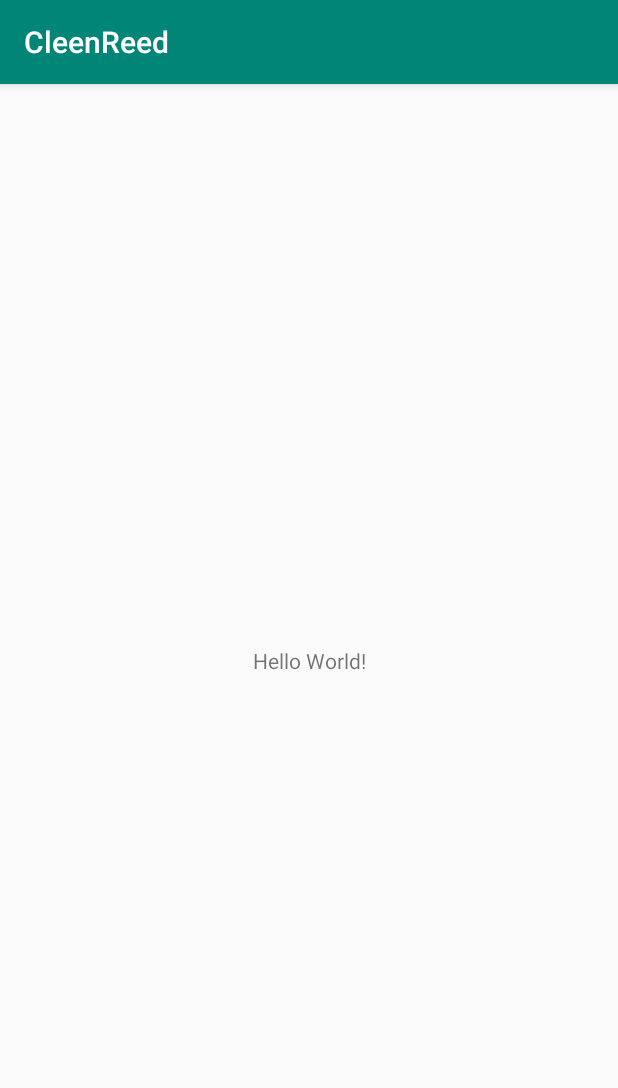
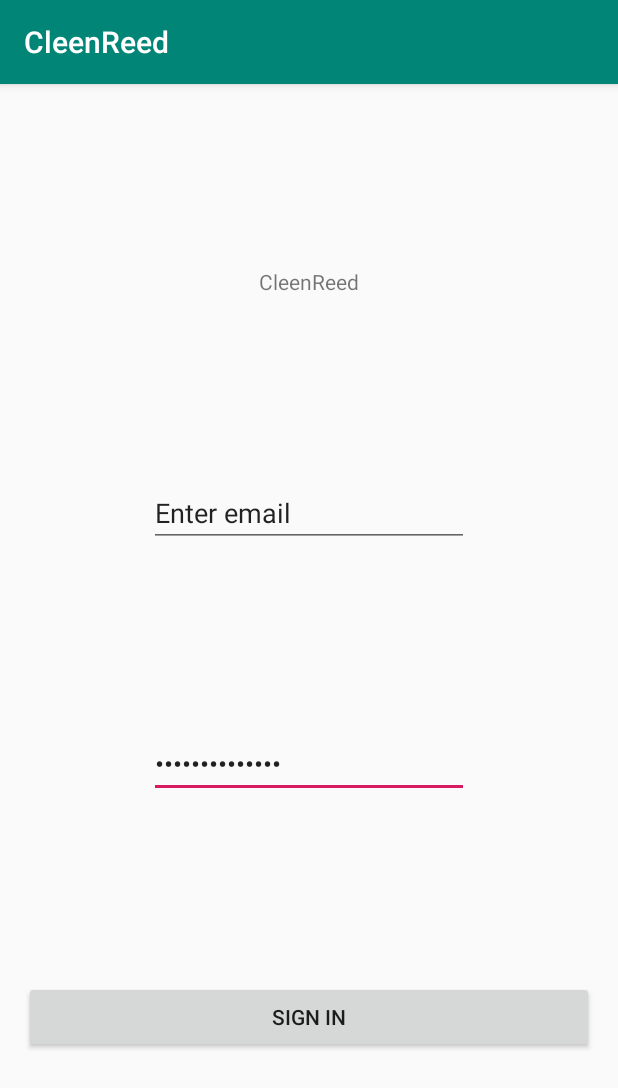
Before and after one commit to ilopez64/CleenReed, an Android app: the screen it shows after launch (MainActivity), on a phone screen of 412 x 824 dp. Shown: the top 1088 px of the screen. Run offline under Robolectric (Android 15) with nearby library versions, the light colour scheme and no system bars; our stand-ins replace Firebase (no records; nobody signed in at launch, a user with empty details on screens opened directly); 1 statement that could not run was skipped.

Commit message:
Added email/password textfields and sign in button

```diff
--- a/app/build.gradle
+++ b/app/build.gradle
@@ -1,4 +1,5 @@
 apply plugin: 'com.android.application'
+apply plugin: 'com.google.gms.google-services'
 
 android {
     compileSdkVersion 28
@@ -20,8 +21,11 @@ android {
 
 dependencies {
     implementation fileTree(dir: 'libs', include: ['*.jar'])
+    //noinspection GradleCompatible
     implementation 'com.android.support:appcompat-v7:28.0.0'
     implementation 'com.android.support.constraint:constraint-layout:1.1.3'
+    implementation 'com.google.firebase:firebase-auth:16.2.0'
+    implementation 'com.google.android.gms:play-services-auth:16.0.1'
     testImplementation 'junit:junit:4.12'
     androidTestImplementation 'com.android.support.test:runner:1.0.2'
     androidTestImplementation 'com.android.support.test.espresso:espresso-core:3.0.2'
--- a/app/src/main/java/com/team5/cleenreed/MainActivity.java
+++ b/app/src/main/java/com/team5/cleenreed/MainActivity.java
@@ -2,12 +2,33 @@ package com.team5.cleenreed;
 
 import android.support.v7.app.AppCompatActivity;
 import android.os.Bundle;
+import android.view.View;
+
+import com.google.firebase.auth.FirebaseAuth;
+import com.google.firebase.auth.FirebaseUser;
 
 public class MainActivity extends AppCompatActivity {
+
+    private FirebaseAuth mAuth;
 
     @Override
     protected void onCreate(Bundle savedInstanceState) {
         super.onCreate(savedInstanceState);
         setContentView(R.layout.activity_main);
+        mAuth = FirebaseAuth.getInstance();
     }
+
+    @Override
+    protected void onStart() {
+        super.onStart();
+        FirebaseUser currentUser = mAuth.getCurrentUser();
+        updateUI(currentUser);
+
+    }
+
+    public void signIn(View view){
+
+    }
+
+
 }
--- a/app/src/main/res/layout/activity_main.xml
+++ b/app/src/main/res/layout/activity_main.xml
@@ -6,13 +6,64 @@
     android:layout_height="match_parent"
     tools:context=".MainActivity">
 
-    <TextView
+    <Button
+        android:id="@+id/button"
+        android:layout_width="0dp"
+        android:layout_height="wrap_content"
+        android:layout_marginStart="16dp"
+        android:layout_marginLeft="16dp"
+        android:layout_marginEnd="16dp"
+        android:layout_marginRight="16dp"
+        android:onClick="signIn"
+        android:text="@string/button_send"
+        app:layout_constraintBottom_toBottomOf="parent"
+        app:layout_constraintEnd_toEndOf="parent"
+        app:layout_constraintStart_toStartOf="parent"
+        app:layout_constraintTop_toBottomOf="@+id/editText" />
+
+    <EditText
+        android:id="@+id/editText"
         android:layout_width="wrap_content"
         android:layout_height="wrap_content"
-        android:text="Hello World!"
-        app:layout_constraintBottom_toBottomOf="parent"
-        app:layout_constraintLeft_toLeftOf="parent"
-        app:layout_constraintRight_toRightOf="parent"
+        android:layout_marginStart="16dp"
+        android:layout_marginLeft="16dp"
+        android:layout_marginEnd="16dp"
+        android:layout_marginRight="16dp"
+        android:ems="10"
+        android:inputType="textPassword"
+        android:text="@string/edit_password"
+        app:layout_constraintBottom_toTopOf="@+id/button"
+        app:layout_constraintEnd_toEndOf="parent"
+        app:layout_constraintStart_toStartOf="parent"
+        app:layout_constraintTop_toBottomOf="@+id/editText2" />
+
+    <EditText
+        android:id="@+id/editText2"
+        android:layout_width="wrap_content"
+        android:layout_height="wrap_content"
+        android:layout_marginStart="16dp"
+        android:layout_marginLeft="16dp"
+        android:layout_marginEnd="16dp"
+        android:layout_marginRight="16dp"
+        android:ems="10"
+        android:inputType="textEmailAddress"
+        android:text="@string/edit_email"
+        app:layout_constraintBottom_toTopOf="@+id/editText"
+        app:layout_constraintEnd_toEndOf="parent"
+        app:layout_constraintStart_toStartOf="parent"
+        app:layout_constraintTop_toBottomOf="@+id/textView" />
+
+    <TextView
+        android:id="@+id/textView"
+        android:layout_width="wrap_content"
+        android:layout_height="wrap_content"
+        android:layout_marginStart="16dp"
+        android:layout_marginLeft="16dp"
+        android:layout_marginEnd="16dp"
+        android:layout_marginRight="16dp"
+        android:text="CleenReed"
+        app:layout_constraintBottom_toTopOf="@+id/editText2"
+        app:layout_constraintEnd_toEndOf="parent"
+        app:layout_constraintStart_toStartOf="parent"
         app:layout_constraintTop_toTopOf="parent" />
-
 </android.support.constraint.ConstraintLayout>
--- a/app/src/main/res/values/strings.xml
+++ b/app/src/main/res/values/strings.xml
@@ -1,3 +1,6 @@
 <resources>
     <string name="app_name">CleenReed</string>
+    <string name="edit_email">Enter email</string>
+    <string name="button_send">Sign In</string>
+    <string name="edit_password">Enter password</string>
 </resources>
--- a/build.gradle
+++ b/build.gradle
@@ -7,7 +7,8 @@ buildscript {
 
     }
     dependencies {
-        classpath 'com.android.tools.build:gradle:3.3.1'
+        classpath 'com.android.tools.build:gradle:3.3.2'
+        classpath 'com.google.gms:google-services:4.2.0'
 
         // NOTE: Do not place your application dependencies here; they belong
         // in the individual module build.gradle files
```
Also changed, not shown: 2 other files.
